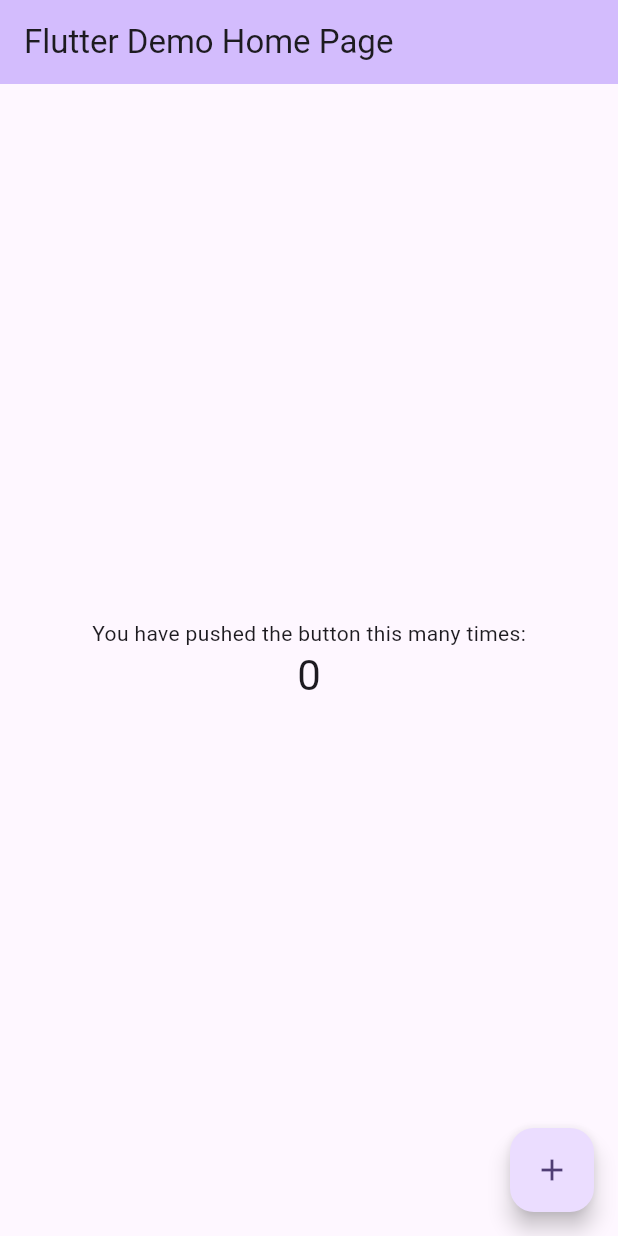
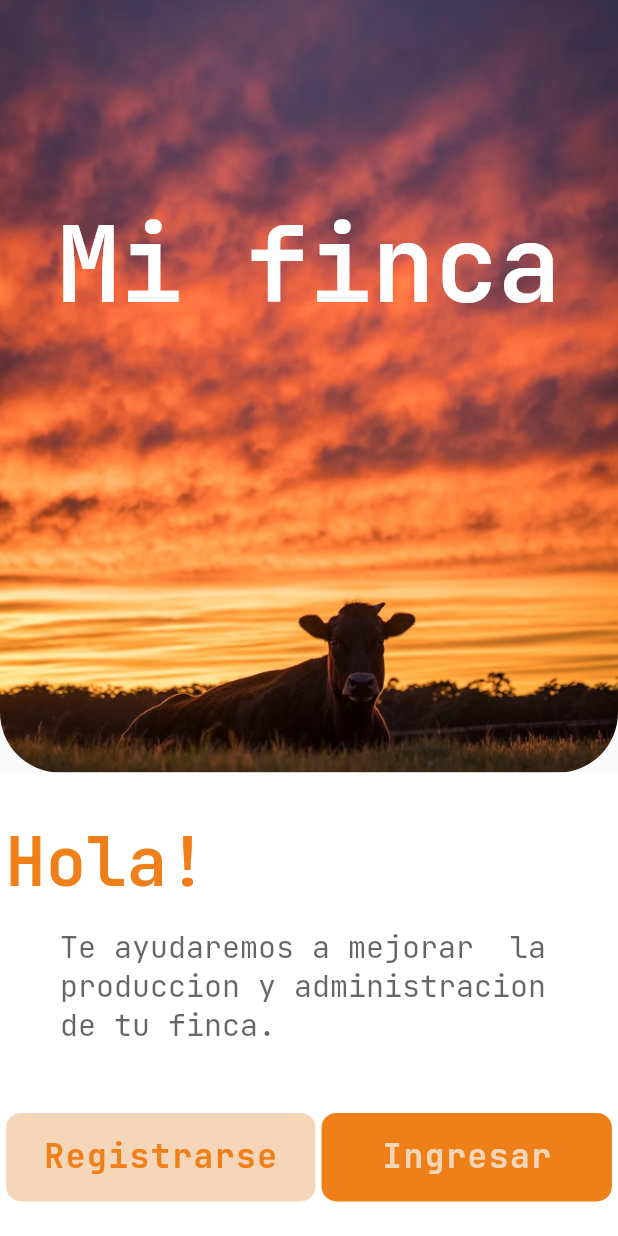
Before and after one commit to Jmanuel2099/mi_finca, a Flutter app: the screen it shows after launch, on a phone screen of 412 x 824 dp. Run offline on Flutter 3.47's test engine with Material 2 defaults, Android fonts, the phone set to English and light mode, and no system bars; our stand-ins replace google_fonts.

Commit message:
The welcome screen was made

```diff
--- /dev/null
+++ b/lib/app.dart
@@ -0,0 +1,32 @@
+import 'package:flutter/material.dart';
+// import 'package:provider/provider.dart';
+
+import 'package:mi_finca/screens/welcome_screen.dart';
+
+class MiFinca extends StatelessWidget {
+  const MiFinca({super.key});
+
+  @override
+  Widget build(BuildContext context) {
+    return MaterialApp(
+        debugShowCheckedModeBanner: false,
+        title: 'Mi finca',
+        theme: ThemeData(
+          scaffoldBackgroundColor: Colors.white,
+        ),
+        home: const WelcomeScreen(),
+      );
+
+    // return MultiProvider(
+    //   providers: [],
+    //   child: MaterialApp(
+    //     debugShowCheckedModeBanner: false,
+    //     title: 'Mi finca',
+    //     theme: ThemeData(
+    //       scaffoldBackgroundColor: Colors.white,
+    //     ),
+    //     home: WelcomeScreen(),
+    //   ),
+    // );
+  }
+}
--- a/lib/main.dart
+++ b/lib/main.dart
@@ -1,125 +1,28 @@
- import 'package:flutter/material.dart';
+import 'package:flutter/material.dart';
+import 'package:mi_finca/app.dart';
+// import 'package:mi_finca/screens/welcome_screen.dart';
 
-void main() {
-  runApp(const MyApp());
+// void main(){
+//   runApp(const MiFinca());
+// }
+
+void main() async {
+  WidgetsFlutterBinding.ensureInitialized();
+  runApp(const MiFinca());
 }
 
-class MyApp extends StatelessWidget {
-  const MyApp({super.key});
+// class MiFinca extends StatelessWidget {
+//   const MiFinca({super.key});
 
-  // This widget is the root of your application.
-  @override
-  Widget build(BuildContext context) {
-    return MaterialApp(
-      title: 'Flutter Demo',
-      theme: ThemeData(
-        // This is the theme of your application.
-        //
-        // TRY THIS: Try running your application with "flutter run". You'll see
-        // the application has a blue toolbar. Then, without quitting the app,
-        // try changing the seedColor in the colorScheme below to Colors.green
-        // and then invoke "hot reload" (save your changes or press the "hot
-        // reload" button in a Flutter-supported IDE, or press "r" if you used
-        // the command line to start the app).
-        //
-        // Notice that the counter didn't reset back to zero; the application
-        // state is not lost during the reload. To reset the state, use hot
-        // restart instead.
-        //
-        // This works for code too, not just values: Most code changes can be
-        // tested with just a hot reload.
-        colorScheme: ColorScheme.fromSeed(seedColor: Colors.deepPurple),
-        useMaterial3: true,
-      ),
-      home: const MyHomePage(title: 'Flutter Demo Home Page'),
-    );
-  }
-}
-
-class MyHomePage extends StatefulWidget {
-  const MyHomePage({super.key, required this.title});
-
-  // This widget is the home page of your application. It is stateful, meaning
-  // that it has a State object (defined below) that contains fields that affect
-  // how it looks.
-
-  // This class is the configuration for the state. It holds the values (in this
-  // case the title) provided by the parent (in this case the App widget) and
-  // used by the build method of the State. Fields in a Widget subclass are
-  // always marked "final".
-
-  final String title;
-
-  @override
-  State<MyHomePage> createState() => _MyHomePageState();
-}
-
-class _MyHomePageState extends State<MyHomePage> {
-  int _counter = 0;
-
-  void _incrementCounter() {
-    setState(() {
-      // This call to setState tells the Flutter framework that something has
-      // changed in this State, which causes it to rerun the build method below
-      // so that the display can reflect the updated values. If we changed
-      // _counter without calling setState(), then the build method would not be
-      // called again, and so nothing would appear to happen.
-      _counter++;
-    });
-  }
-
-  @override
-  Widget build(BuildContext context) {
-    // This method is rerun every time setState is called, for instance as done
-    // by the _incrementCounter method above.
-    //
-    // The Flutter framework has been optimized to make rerunning build methods
-    // fast, so that you can just rebuild anything that needs updating rather
-    // than having to individually change instances of widgets.
-    return Scaffold(
-      appBar: AppBar(
-        // TRY THIS: Try changing the color here to a specific color (to
-        // Colors.amber, perhaps?) and trigger a hot reload to see the AppBar
-        // change color while the other colors stay the same.
-        backgroundColor: Theme.of(context).colorScheme.inversePrimary,
-        // Here we take the value from the MyHomePage object that was created by
-        // the App.build method, and use it to set our appbar title.
-        title: Text(widget.title),
-      ),
-      body: Center(
-        // Center is a layout widget. It takes a single child and positions it
-        // in the middle of the parent.
-        child: Column(
-          // Column is also a layout widget. It takes a list of children and
-          // arranges them vertically. By default, it sizes itself to fit its
-          // children horizontally, and tries to be as tall as its parent.
-          //
-          // Column has various properties to control how it sizes itself and
-          // how it positions its children. Here we use mainAxisAlignment to
-          // center the children vertically; the main axis here is the vertical
-          // axis because Columns are vertical (the cross axis would be
-          // horizontal).
-          //
-          // TRY THIS: Invoke "debug painting" (choose the "Toggle Debug Paint"
-          // action in the IDE, or press "p" in the console), to see the
-          // wireframe for each widget.
-          mainAxisAlignment: MainAxisAlignment.center,
-          children: <Widget>[
-            const Text(
-              'You have pushed the button this many times:',
-            ),
-            Text(
-              '$_counter',
-              style: Theme.of(context).textTheme.headlineMedium,
-            ),
-          ],
-        ),
-      ),
-      floatingActionButton: FloatingActionButton(
-        onPressed: _incrementCounter,
-        tooltip: 'Increment',
-        child: const Icon(Icons.add),
-      ), // This trailing comma makes auto-formatting nicer for build methods.
-    );
-  }
-}
+//   @override
+//   Widget build(BuildContext context) {
+//     return MaterialApp(
+//       debugShowCheckedModeBanner: false,
+//       title: 'Mi finca',
+//       theme: ThemeData(
+//         scaffoldBackgroundColor: Colors.white,
+//       ),
+//       home: WelcomeScreen(),
+//     );
+//   }
+// }
--- /dev/null
+++ b/lib/screens/welcome_screen.dart
@@ -0,0 +1,128 @@
+import 'package:flutter/material.dart';
+import 'package:google_fonts/google_fonts.dart';
+
+class WelcomeScreen extends StatelessWidget {
+  const WelcomeScreen({super.key});
+
+  @override
+  Widget build(BuildContext context) {
+    return Material(
+      child: Container(
+        width: MediaQuery.of(context).size.width,
+        height: MediaQuery.of(context).size.height,
+        child: Stack(
+          children: [
+            Container(
+              padding: const EdgeInsets.only(top: 130, bottom: 40),
+              width: MediaQuery.of(context).size.width,
+              height: MediaQuery.of(context).size.height / 1.6,
+              decoration: const BoxDecoration(
+                color: Colors.white,
+                borderRadius: BorderRadius.only(
+                  bottomLeft: Radius.circular(40),
+                  bottomRight: Radius.circular(40),
+                ),
+                image: DecorationImage(
+                    image: AssetImage("assets/images/welcome.jpg"),
+                    fit: BoxFit.cover),
+              ),
+              child: Column(
+                mainAxisAlignment: MainAxisAlignment.spaceBetween,
+                children: [
+                  Text(
+                    "Mi finca",
+                    style: GoogleFonts.jetBrainsMono(
+                        fontSize: 70,
+                        color: Colors.white,
+                        fontWeight: FontWeight.w600),
+                  )
+                ],
+              ),
+            ),
+            Align(
+              alignment: Alignment.bottomCenter,
+              child: Container(
+                width: MediaQuery.of(context).size.width,
+                height: MediaQuery.of(context).size.height / 2.666,
+                padding: const EdgeInsets.only(top: 30, bottom: 30),
+                decoration:const BoxDecoration(color: Colors.white),
+                child: Column(
+                  children: [
+                    Text(
+                      "Hola!          ",
+                      style: GoogleFonts.jetBrainsMono(
+                        color: const Color(0xFFEF8019),
+                        fontSize: 45,
+                        fontWeight: FontWeight.w600,
+                      ),
+                    ),
+                    const SizedBox(
+                      height: 15,
+                    ),
+                    Padding(
+                      padding: const EdgeInsets.symmetric(horizontal: 40),
+                      child: Text(
+                        "Te ayudaremos a mejorar  la produccion y administracion de tu finca.",
+                        textAlign: TextAlign.start,
+                        style: GoogleFonts.jetBrainsMono(
+                          fontSize: 20,
+                          color: Colors.black.withOpacity(0.6),
+                        ),
+                      ),
+                    ),
+                    const SizedBox(
+                      height: 45,
+                    ),
+                    Row(
+                      mainAxisAlignment: MainAxisAlignment.spaceEvenly,
+                      children: [
+                        Material(
+                          color: const Color(0xFFF6D6B9),
+                          borderRadius: BorderRadius.circular(10),
+                          child: InkWell(
+                            onTap: () {},
+                            child: Container(
+                              padding: const EdgeInsets.symmetric(
+                                  vertical: 15, horizontal: 25),
+                              child: Text(
+                                "Registrarse",
+                                style: GoogleFonts.jetBrainsMono(
+                                    color: const Color(0xFFEF8019),
+                                    fontSize: 22,
+                                    fontWeight: FontWeight.bold,
+                                    letterSpacing: 1),
+                              ),
+                            ),
+                          ),
+                        ),
+                        Material(
+                          color: const Color(0xFFEF8019),
+                          borderRadius: BorderRadius.circular(10),
+                          child: InkWell(
+                            onTap: () {},
+                            child: Container(
+                              padding: const EdgeInsets.symmetric(
+                                  vertical: 15, horizontal: 40),
+                              child: Text(
+                                "Ingresar",
+                                style: GoogleFonts.jetBrainsMono(
+                                    color: const Color(0xFFF6D6B9),
+                                    fontSize: 22,
+                                    fontWeight: FontWeight.bold,
+                                    letterSpacing: 1),
+                              ),
+                            ),
+                          ),
+                        ),
+                      ],
+                    )
+                  ],
+                ),
+              ),
+            ),
+          ],
+        ),
+      ),
+    );
+  }
+}
--- a/pubspec.yaml
+++ b/pubspec.yaml
@@ -28,6 +28,7 @@ environment:
 # the latest version available on pub.dev. To see which dependencies have newer
 # versions available, run `flutter pub outdated`.
 dependencies:
+  provider:
   flutter:
     sdk: flutter
 
@@ -35,6 +36,7 @@ dependencies:
   # The following adds the Cupertino Icons font to your application.
   # Use with the CupertinoIcons class for iOS style icons.
   cupertino_icons: ^1.0.2
+  google_fonts: ^5.1.0
 
 dev_dependencies:
   flutter_test:
@@ -59,8 +61,8 @@ flutter:
   uses-material-design: true
 
   # To add assets to your application, add an assets section, like this:
-  # assets:
-  #   - images/a_dot_burr.jpeg
+  assets:
+    - assets/images/
   #   - images/a_dot_ham.jpeg
 
   # An image asset can refer to one or more resolution-specific "variants", see
```
Also changed, not shown: assets/images/logo_mi_finca.jpg (added), assets/images/welcome.jpg (added), lib/screens/login_screen.dart (added), lib/screens/register_screen.dart (added), pubspec.lock, 3 other files.
